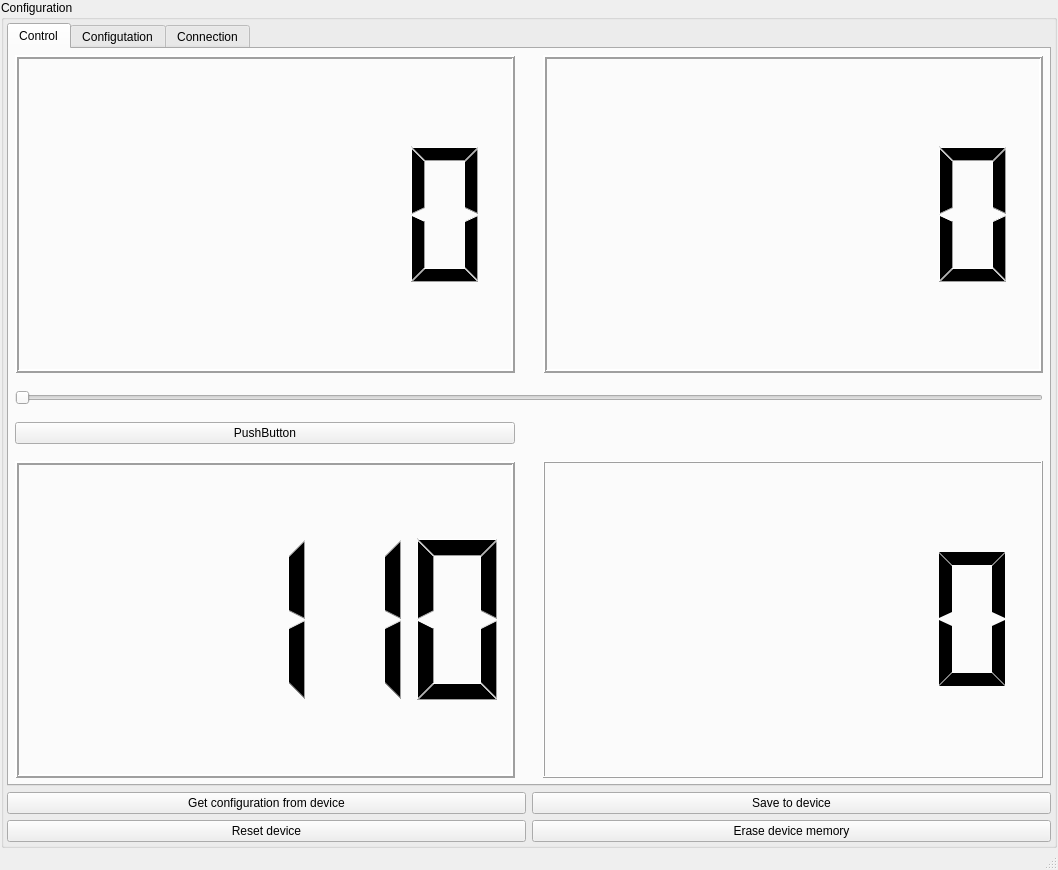
First picture: the form in dario.ui, repository exmachina-dev/EXM-dario, before the edit.
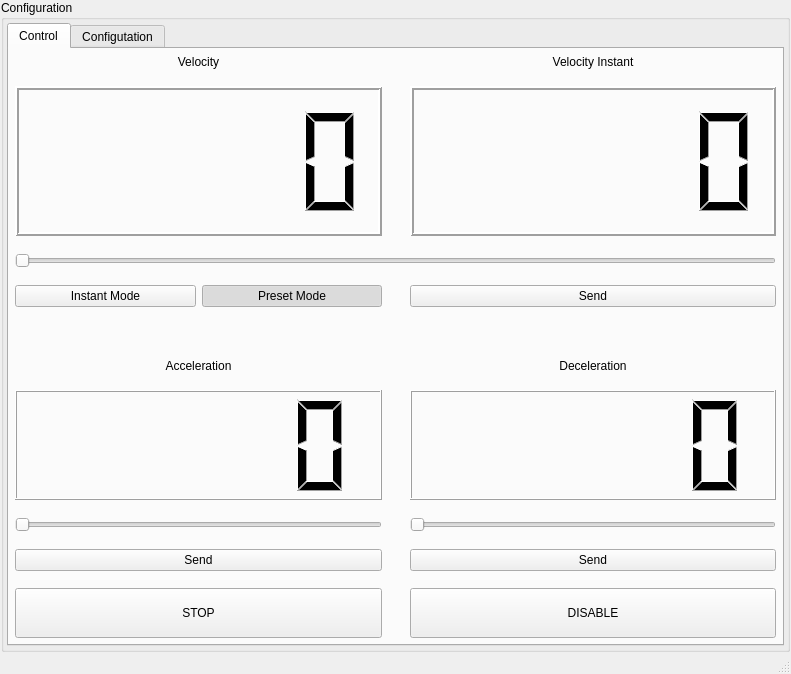
Second picture: the form after the edit. Icons and pictures are not drawn.

Commit message: Design Control tab on GUI

What changed in the file:
```diff
--- a/dario.ui
+++ b/dario.ui
@@ -9,14 +9,20 @@
    <rect>
     <x>0</x>
     <y>0</y>
-    <width>1058</width>
-    <height>870</height>
+    <width>791</width>
+    <height>674</height>
    </rect>
   </property>
+  <property name="sizePolicy">
+   <sizepolicy hsizetype="Minimum" vsizetype="Minimum">
+    <horstretch>0</horstretch>
+    <verstretch>0</verstretch>
+   </sizepolicy>
+  </property>
   <property name="minimumSize">
    <size>
-    <width>555</width>
-    <height>870</height>
+    <width>600</width>
+    <height>674</height>
    </size>
   </property>
   <property name="palette">
@@ -70,7 +76,7 @@
         </property>
         <property name="minimumSize">
          <size>
-          <width>450</width>
+          <width>700</width>
           <height>0</height>
          </size>
         </property>
@@ -158,24 +164,14 @@
                  <property name="verticalSpacing">
                   <number>17</number>
                  </property>
-                 <item row="0" column="1">
-                  <widget class="QLCDNumber" name="InstantVelolcd">
-                   <property name="frameShape">
-                    <enum>QFrame::Box</enum>
-                   </property>
-                   <property name="lineWidth">
-                    <number>2</number>
-                   </property>
-                   <property name="smallDecimalPoint">
-                    <bool>true</bool>
-                   </property>
-                   <property name="intValue" stdset="0">
-                    <number>0</number>
-                   </property>
-                  </widget>
-                 </item>
-                 <item row="0" column="0">
+                 <item row="1" column="0">
                   <widget class="QLCDNumber" name="Velocitylcd">
+                   <property name="minimumSize">
+                    <size>
+                     <width>350</width>
+                     <height>150</height>
+                    </size>
+                   </property>
                    <property name="contextMenuPolicy">
                     <enum>Qt::NoContextMenu</enum>
                    </property>
@@ -188,44 +184,119 @@
                    <property name="smallDecimalPoint">
                     <bool>true</bool>
                    </property>
-                  </widget>
-                 </item>
-                 <item row="3" column="0">
-                  <widget class="QLCDNumber" name="Acclcd">
-                   <property name="frameShape">
-                    <enum>QFrame::Box</enum>
-                   </property>
-                   <property name="frameShadow">
-                    <enum>QFrame::Raised</enum>
-                   </property>
-                   <property name="lineWidth">
-                    <number>2</number>
-                   </property>
-                   <property name="smallDecimalPoint">
-                    <bool>false</bool>
-                   </property>
                    <property name="segmentStyle">
                     <enum>QLCDNumber::Filled</enum>
                    </property>
                    <property name="value" stdset="0">
-                    <double>110.000000000000000</double>
+                    <double>0.000000000000000</double>
+                   </property>
+                  </widget>
+                 </item>
+                 <item row="1" column="1">
+                  <widget class="QLCDNumber" name="InstantVelolcd">
+                   <property name="minimumSize">
+                    <size>
+                     <width>350</width>
+                     <height>150</height>
+                    </size>
+                   </property>
+                   <property name="frameShape">
+                    <enum>QFrame::Box</enum>
+                   </property>
+                   <property name="lineWidth">
+                    <number>2</number>
+                   </property>
+                   <property name="smallDecimalPoint">
+                    <bool>true</bool>
+                   </property>
+                   <property name="intValue" stdset="0">
+                    <number>0</number>
                    </property>
                   </widget>
                  </item>
                  <item row="3" column="1">
-                  <widget class="QLCDNumber" name="Declcd">
-                   <property name="lineWidth">
-                    <number>1</number>
+                  <widget class="QPushButton" name="pushButton">
+                   <property name="text">
+                    <string>Send</string>
                    </property>
-                   <property name="smallDecimalPoint">
-                    <bool>true</bool>
+                  </widget>
+                 </item>
+                 <item row="3" column="0">
+                  <layout class="QHBoxLayout" name="horizontalLayout">
+                   <item>
+                    <widget class="QPushButton" name="pushButton_InstantMode">
+                     <property name="text">
+                      <string>Instant Mode</string>
+                     </property>
+                     <property name="checkable">
+                      <bool>true</bool>
+                     </property>
+                     <property name="autoExclusive">
+                      <bool>true</bool>
+                     </property>
+                    </widget>
+                   </item>
+                   <item>
+                    <widget class="QPushButton" name="pushButton_PresetMode">
+                     <property name="text">
+                      <string>Preset Mode</string>
+                     </property>
+                     <property name="checkable">
+                      <bool>true</bool>
+                     </property>
+                     <property name="checked">
+                      <bool>true</bool>
+                     </property>
+                     <property name="autoRepeat">
+                      <bool>false</bool>
+                     </property>
+                     <property name="autoExclusive">
+                      <bool>true</bool>
+                     </property>
+                     <property name="autoDefault">
+                      <bool>false</bool>
+                     </property>
+                     <property name="default">
+                      <bool>false</bool>
+                     </property>
+                    </widget>
+                   </item>
+                  </layout>
+                 </item>
+                 <item row="4" column="0">
+                  <spacer name="verticalSpacer">
+                   <property name="orientation">
+                    <enum>Qt::Vertical</enum>
                    </property>
-                   <property name="segmentStyle">
-                    <enum>QLCDNumber::Flat</enum>
+                   <property name="sizeHint" stdset="0">
+                    <size>
+                     <width>20</width>
+                     <height>40</height>
+                    </size>
                    </property>
+                  </spacer>
+                 </item>
+                 <item row="4" column="1">
+                  <spacer name="verticalSpacer_2">
+                   <property name="orientation">
+                    <enum>Qt::Vertical</enum>
+                   </property>
+                   <property name="sizeHint" stdset="0">
+                    <size>
+                     <width>20</width>
+                     <height>40</height>
+                    </size>
+                   </property>
+                  </spacer>
+                 </item>
+                 <item row="8" column="1">
+                  <widget class="QPushButton" name="pushButton_SendDec">
+                   <property name="text">
+                    <string>Send</string>
+                   </property>
                   </widget>
                  </item>
-                 <item row="1" column="0" colspan="2">
+                 <item row="2" column="0" colspan="2">
                   <widget class="QSlider" name="horizontalSlider">
                    <property name="autoFillBackground">
                     <bool>false</bool>
@@ -233,15 +304,139 @@
                    <property name="orientation">
                     <enum>Qt::Horizontal</enum>
                    </property>
+                   <property name="invertedAppearance">
+                    <bool>false</bool>
+                   </property>
                    <property name="tickPosition">
                     <enum>QSlider::NoTicks</enum>
                    </property>
                   </widget>
                  </item>
-                 <item row="2" column="0">
-                  <widget class="QPushButton" name="pushButton">
+                 <item row="8" column="0">
+                  <widget class="QPushButton" name="pushButton_SendAcc">
                    <property name="text">
-                    <string>PushButton</string>
+                    <string>Send</string>
+                   </property>
+                  </widget>
+                 </item>
+                 <item row="0" column="1">
+                  <widget class="QLabel" name="label_2">
+                   <property name="text">
+                    <string>Velocity Instant</string>
+                   </property>
+                   <property name="alignment">
+                    <set>Qt::AlignCenter</set>
+                   </property>
+                  </widget>
+                 </item>
+                 <item row="0" column="0">
+                  <widget class="QLabel" name="label">
+                   <property name="text">
+                    <string>Velocity</string>
+                   </property>
+                   <property name="alignment">
+                    <set>Qt::AlignCenter</set>
+                   </property>
+                  </widget>
+                 </item>
+                 <item row="5" column="1">
+                  <widget class="QLabel" name="label_4">
+                   <property name="text">
+                    <string>Deceleration</string>
+                   </property>
+                   <property name="alignment">
+                    <set>Qt::AlignCenter</set>
+                   </property>
+                  </widget>
+                 </item>
+                 <item row="7" column="0">
+                  <widget class="QSlider" name="horizontalSlider_2">
+                   <property name="orientation">
+                    <enum>Qt::Horizontal</enum>
+                   </property>
+                  </widget>
+                 </item>
+                 <item row="6" column="1">
+                  <widget class="QLCDNumber" name="lcdNumber_2">
+                   <property name="sizePolicy">
+                    <sizepolicy hsizetype="Minimum" vsizetype="Minimum">
+                     <horstretch>0</horstretch>
+                     <verstretch>0</verstretch>
+                    </sizepolicy>
+                   </property>
+                   <property name="minimumSize">
+                    <size>
+                     <width>350</width>
+                     <height>110</height>
+                    </size>
+                   </property>
+                   <property name="layoutDirection">
+                    <enum>Qt::RightToLeft</enum>
+                   </property>
+                   <property name="smallDecimalPoint">
+                    <bool>true</bool>
+                   </property>
+                  </widget>
+                 </item>
+                 <item row="5" column="0">
+                  <widget class="QLabel" name="label_3">
+                   <property name="text">
+                    <string>Acceleration</string>
+                   </property>
+                   <property name="alignment">
+                    <set>Qt::AlignCenter</set>
+                   </property>
+                  </widget>
+                 </item>
+                 <item row="6" column="0">
+                  <widget class="QLCDNumber" name="lcdNumber">
+                   <property name="minimumSize">
+                    <size>
+                     <width>350</width>
+                     <height>110</height>
+                    </size>
+                   </property>
+                   <property name="smallDecimalPoint">
+                    <bool>true</bool>
+                   </property>
+                  </widget>
+                 </item>
+                 <item row="7" column="1">
+                  <widget class="QSlider" name="horizontalSlider_3">
+                   <property name="orientation">
+                    <enum>Qt::Horizontal</enum>
+                   </property>
+                  </widget>
+                 </item>
+                 <item row="9" column="0">
+                  <widget class="QPushButton" name="pushButton_2">
+                   <property name="minimumSize">
+                    <size>
+                     <width>0</width>
+                     <height>50</height>
+                    </size>
+                   </property>
+                   <property name="text">
+                    <string>STOP</string>
+                   </property>
+                   <property name="checkable">
+                    <bool>true</bool>
+                   </property>
+                  </widget>
+                 </item>
+                 <item row="9" column="1">
+                  <widget class="QPushButton" name="pushButton_3">
+                   <property name="minimumSize">
+                    <size>
+                     <width>0</width>
+                     <height>50</height>
+                    </size>
+                   </property>
+                   <property name="text">
+                    <string>DISABLE</string>
+                   </property>
+                   <property name="checkable">
+                    <bool>true</bool>
                    </property>
                   </widget>
                  </item>
@@ -258,15 +453,6 @@
               </attribute>
               <layout class="QGridLayout" name="gridLayout"/>
              </widget>
-             <widget class="QWidget" name="Connecttab">
-              <property name="contextMenuPolicy">
-               <enum>Qt::DefaultContextMenu</enum>
-              </property>
-              <attribute name="title">
-               <string>Connection</string>
-              </attribute>
-              <layout class="QGridLayout" name="gridLayout_7"/>
-             </widget>
             </widget>
            </item>
            <item>
@@ -286,40 +472,6 @@
            <property name="horizontalSpacing">
             <number>6</number>
            </property>
-           <item row="0" column="0">
-            <widget class="QPushButton" name="getConfigButton">
-             <property name="styleSheet">
-              <string notr="true"/>
-             </property>
-             <property name="text">
-              <string>Get configuration from device</string>
-             </property>
-            </widget>
-           </item>
-           <item row="0" column="1">
-            <widget class="QPushButton" name="saveConfigButton">
-             <property name="text">
-              <string>Save to device</string>
-             </property>
-            </widget>
-           </item>
-           <item row="1" column="0">
-            <widget class="QPushButton" name="resetButton">
-             <property name="text">
-              <string>Reset device</string>
-             </property>
-            </widget>
-           </item>
-           <item row="1" column="1">
-            <widget class="QPushButton" name="eraseButton">
-             <property name="text">
-              <string>Erase device memory</string>
-             </property>
-             <property name="flat">
-              <bool>false</bool>
-             </property>
-            </widget>
-           </item>
           </layout>
          </item>
         </layout>
```
Left out of the diff: 24 changed lines with no effect on the pictures.
